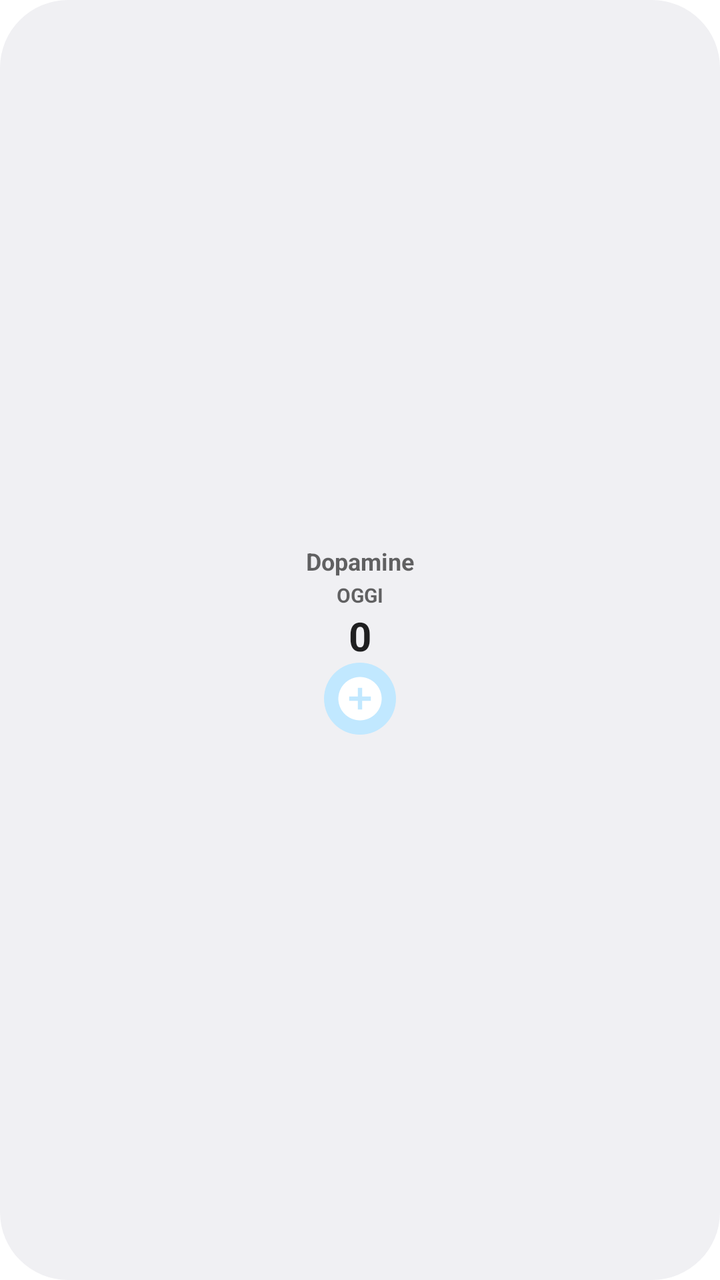
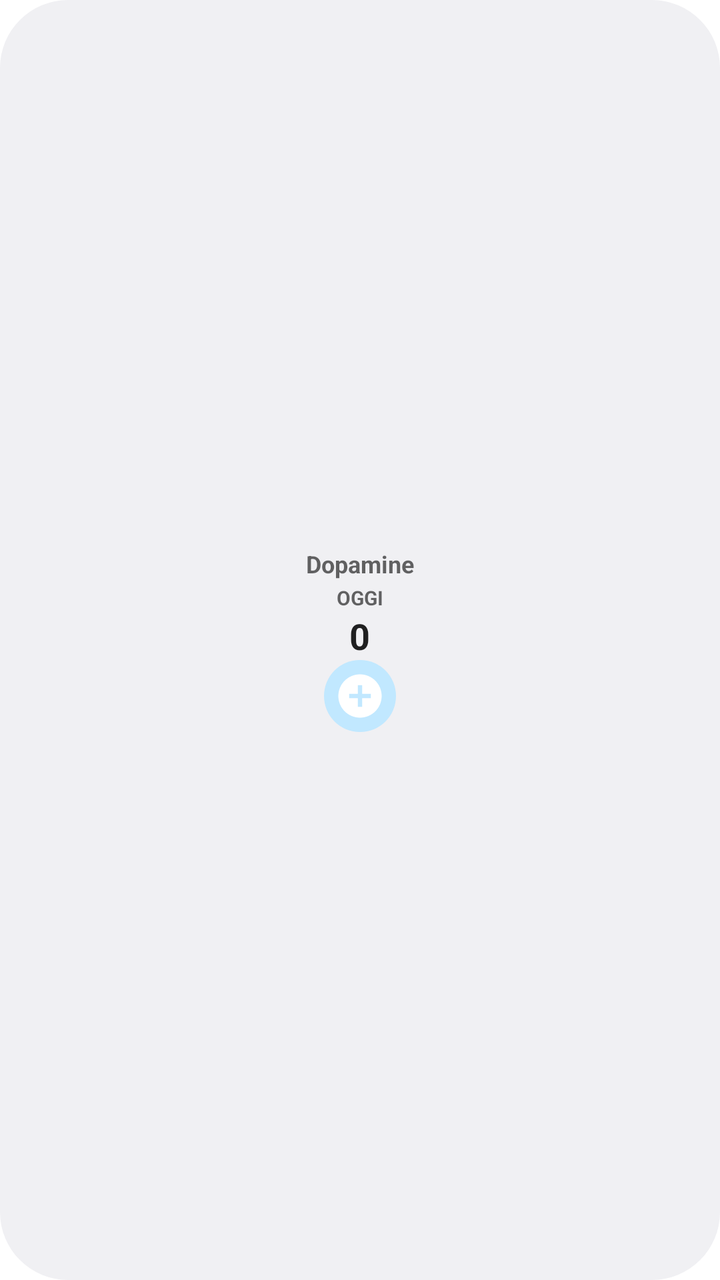

Screens rendered from an Android XML layout before and after an edit, with the pre-edit source and the edit as a unified diff.
<!-- AndroidManifest.xml: fallback theme Theme.MaterialComponents.DayNight.NoActionBar -->
<!-- res/layout/widget_layout.xml -->
<?xml version="1.0" encoding="utf-8"?>
<LinearLayout xmlns:android="http://schemas.android.com/apk/res/android"
    android:id="@+id/widget_container"
    android:layout_width="match_parent"
    android:layout_height="match_parent"
    android:background="@drawable/widget_background"
    android:orientation="vertical"
    android:padding="4dp"
    android:gravity="center">

    
    <TextView
        android:id="@+id/tv_widget_title"
        android:layout_width="wrap_content"
        android:layout_height="wrap_content"
        android:text="Dopamine"
        android:textSize="12sp"
        android:textColor="?android:attr/textColorSecondary"
        android:textStyle="bold"
        android:layout_marginBottom="2dp" />

    
    <TextView
        android:id="@+id/tv_today_label"
        android:layout_width="wrap_content"
        android:layout_height="wrap_content"
        android:text="OGGI"
        android:textSize="10sp"
        android:textColor="?android:attr/textColorSecondary"
        android:textStyle="bold"
        android:textAllCaps="true" />

    
    <TextView
        android:id="@+id/tv_smoked_today"
        android:layout_width="wrap_content"
        android:layout_height="wrap_content"
        android:text="0"
        android:textColor="?android:attr/textColorPrimary"
        android:textStyle="bold"
        android:textSize="20sp"
        android:layout_margin="-2dp" />

    
    <ImageButton
        android:id="@+id/btn_log_cigarette"
        android:layout_width="36dp"
        android:layout_height="36dp"
        android:src="@drawable/ic_log_cigarette"
        android:background="@drawable/widget_button_background"
        android:contentDescription="Log cigarette"
        android:scaleType="centerInside"
        android:padding="1dp" />

</LinearLayout>
<!-- resources referenced by this layout -->
<resources>
  <!-- drawable ic_log_cigarette (drawable) -->
  <vector xmlns:android="http://schemas.android.com/apk/res/android"
      android:width="26dp"
      android:height="26dp"
      android:viewportWidth="24"
      android:viewportHeight="24">
      <path
          android:fillColor="@android:color/white"
          android:pathData="M12,2C6.48,2 2,6.48 2,12s4.48,10 10,10 10,-4.48 10,-10S17.52,2 12,2zM17,13h-4v4h-2v-4H7v-2h4V7h2v4h4v2z" />
  </vector>
  <!-- drawable widget_background (drawable) -->
  <?xml version="1.0" encoding="utf-8"?>
  <shape xmlns:android="http://schemas.android.com/apk/res/android"
      android:shape="rectangle">
      <corners android:radius="10000dp" />
      <solid android:color="?android:attr/colorBackground" />
  </shape>
  <!-- drawable widget_button_background (drawable) -->
  <?xml version="1.0" encoding="utf-8"?>
  <shape xmlns:android="http://schemas.android.com/apk/res/android"
      android:shape="oval">
      <solid android:color="?android:attr/colorAccent" />
  </shape>
</resources>

<!-- the commit's change to res/layout/widget_layout.xml (unified diff, before → after) -->
@@ -38,7 +38,7 @@
         android:text="0"
         android:textColor="?android:attr/textColorPrimary"
         android:textStyle="bold"
-        android:textSize="20sp"
+        android:textSize="18sp"
         android:layout_margin="-2dp" />
 
     
